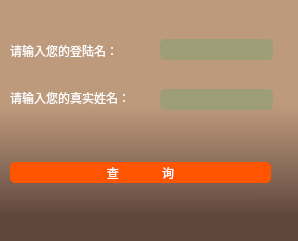
This is Deca/login/find_password.ui in summerfll/wms as Qt 5 draws it before an edit. The edited form follows.
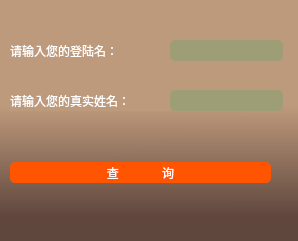
This is the edited form. Icons and pictures are not drawn.

What changed in the file:
```diff
--- a/Deca/login/find_password.ui
+++ b/Deca/login/find_password.ui
@@ -21,7 +21,7 @@
     <rect>
      <x>10</x>
      <y>40</y>
-     <width>131</width>
+     <width>141</width>
      <height>21</height>
     </rect>
    </property>
@@ -38,8 +38,8 @@
   <widget class="QLineEdit" name="lineEdit">
    <property name="geometry">
     <rect>
-     <x>160</x>
-     <y>39</y>
+     <x>170</x>
+     <y>40</y>
      <width>113</width>
      <height>21</height>
     </rect>
@@ -56,8 +56,8 @@
     <rect>
      <x>10</x>
      <y>90</y>
-     <width>141</width>
-     <height>16</height>
+     <width>161</width>
+     <height>21</height>
     </rect>
    </property>
    <property name="styleSheet">
@@ -72,8 +72,8 @@
   <widget class="QLineEdit" name="lineEdit_2">
    <property name="geometry">
     <rect>
-     <x>160</x>
-     <y>89</y>
+     <x>170</x>
+     <y>90</y>
      <width>113</width>
      <height>21</height>
     </rect>
```
Left out of the diff: 9 changed lines with no effect on the pictures.
